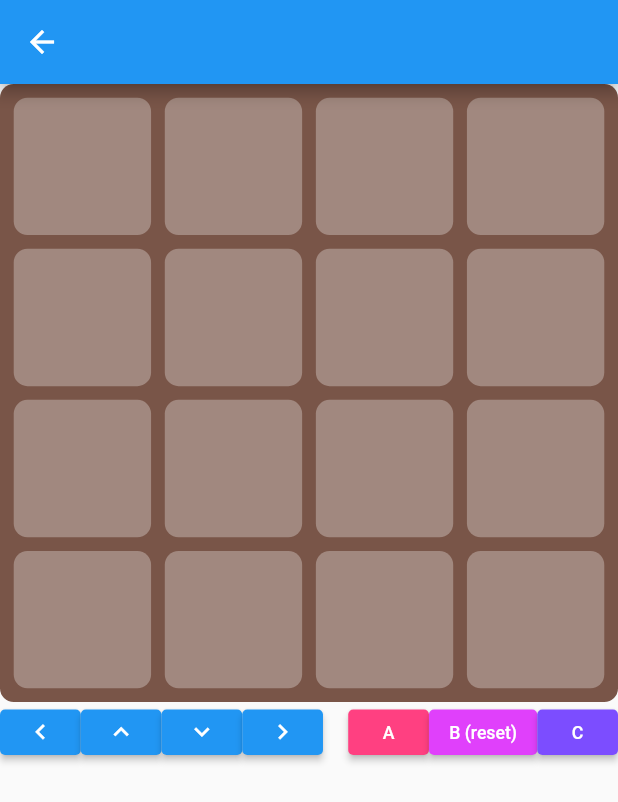
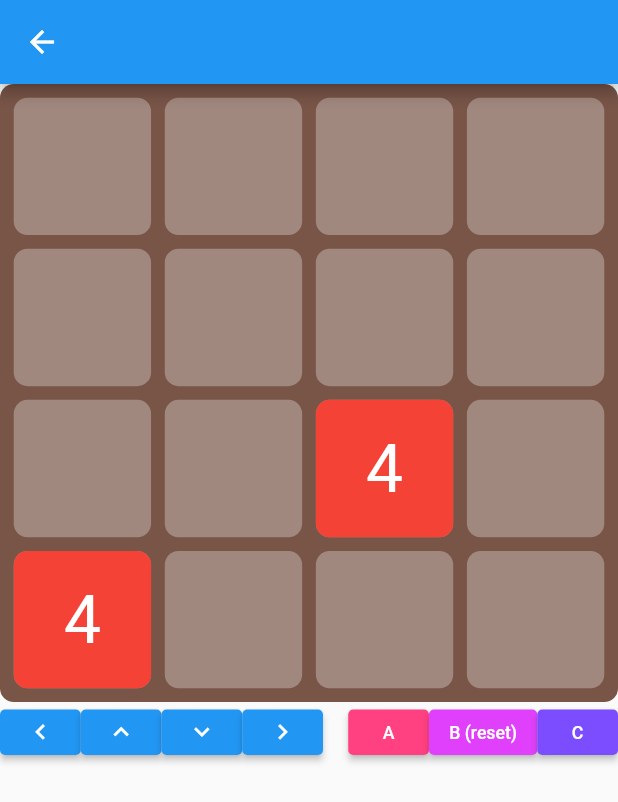
Before and after one commit to apfelsinecode/game-and-flutter, a Flutter app: the Game2048Screen screen opened directly, on a phone screen of 412 x 824 dp. Shown: the top 802 px of the screen. Run offline on Flutter 3.47's test engine with Material 2 defaults, Android fonts, the phone set to English and light mode, and no system bars; missing offline and left inert: segment_display.

Commit message:
game starts with two tiles

```diff
--- a/lib/game2048/Game2048Model.dart
+++ b/lib/game2048/Game2048Model.dart
@@ -18,21 +18,16 @@ class Game2048Model extends ChangeNotifier{
   final List<_TileModel> tileModels;
 
   Game2048Model(this.gridValues,  this.width, this.height,)
-      : tileModels = <_TileModel>[];
+      : tileModels = <_TileModel>[] {
+    spawn2or4();
+    spawn2or4();
+  }
 
   Game2048Model.fromSize({required int width, required int height})
     : this(List.generate(height, (index) => List.filled(width, 0)),
       width, height);
 
 
-  @deprecated
-  void _setValueOld({required int x, required int y, required int value}) {
-    if (0 <= x && x < width && 0 <= y && y < height && value >= 0) {
-      gridValues[y][x] = value;
-    } else{
-      throw ArgumentError();
-    }
-  }
 
   /// list (0, 0), (0, 1), ..., (0, width-1), (1, 0), ..., (height-1, width-1)
   Iterable<Point<int>> coordinates() sync* {
--- a/lib/game2048/Tile2048.dart
+++ b/lib/game2048/Tile2048.dart
@@ -4,6 +4,13 @@ import 'dart:math';
 import 'package:flutter/material.dart';
 
 class Tile2048 extends StatelessWidget {
+  static final List<Color> colors = [
+    Colors.yellow,
+    Colors.orange,
+    Colors.red,
+    Colors.black
+  ];
+
   final int exponent;
   static final double size = 100;
   static final double borderRadius = 10;
@@ -21,10 +28,17 @@ class Tile2048 extends StatelessWidget {
         height: ((exponent == 0) ? 0 : size),
         decoration: BoxDecoration(
             borderRadius: BorderRadius.circular(borderRadius),
-            color: exponent == 0 ? Colors.transparent : Colors.accents[min(exponent, 15)]
+            color: exponent == 0 ? Colors.transparent : colors[min(exponent, colors.length - 1)]
         ),
         child: FittedBox(
-          child: Text(exponent == 0 ? " " : value.toString()),
+          child: Text(
+            exponent == 0 ? " " : value.toString(),
+            style: TextStyle(
+              // fontWeight: FontWeight.bold,
+              color: Colors.white,
+              fontSize: 48,
+            ),
+          ),
           fit: BoxFit.scaleDown,
         )
     );
```
